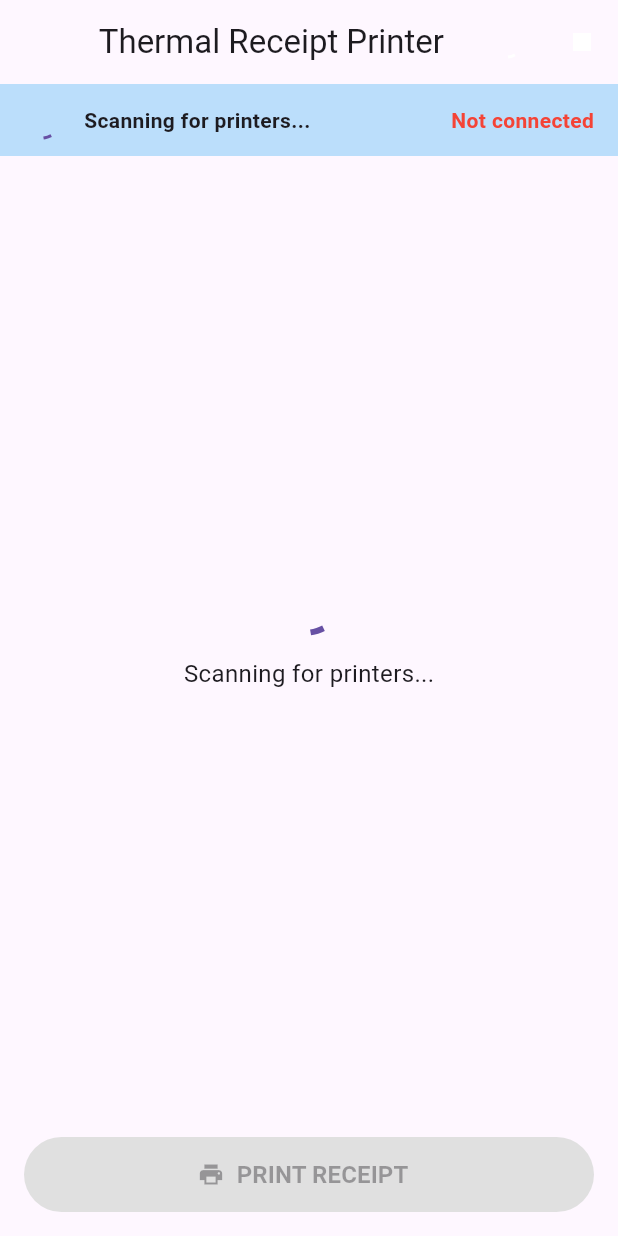
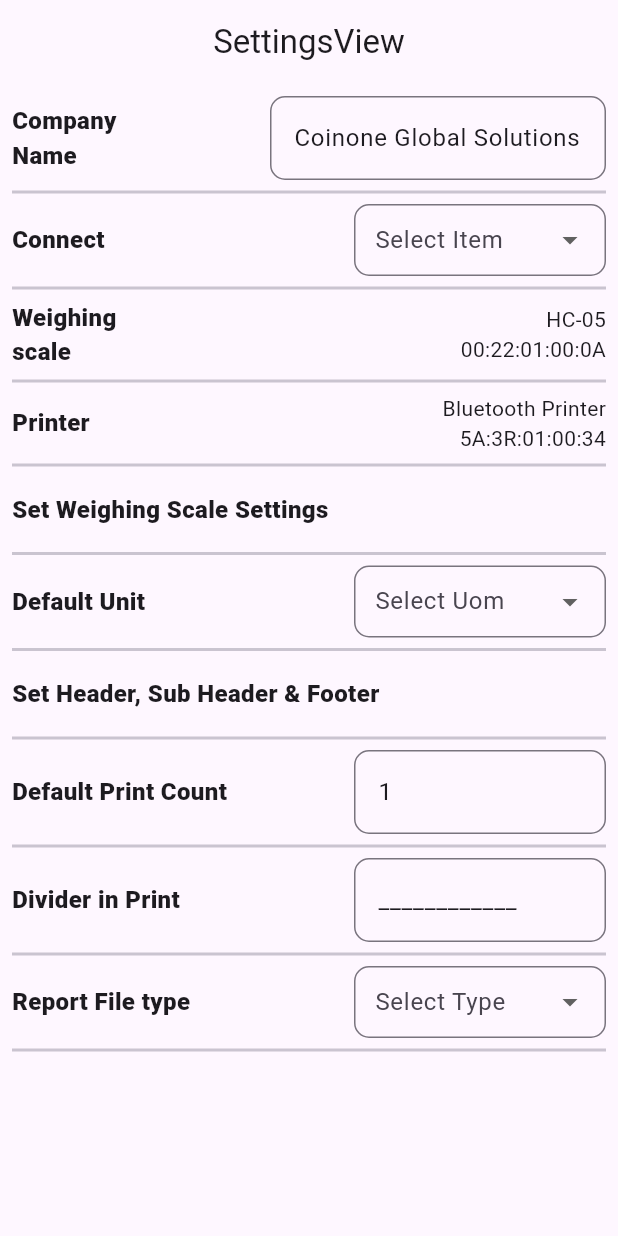
Before and after one commit to alanvarghese52/thermal_receipt, a Flutter app: the screen it shows after launch, on a phone screen of 412 x 824 dp. Run offline on Flutter 3.47's test engine with Material 3 defaults, Android fonts, the phone set to English and light mode, and no system bars; our stand-ins replace get; missing offline and left inert: flutter_thermal_printer.

Commit message:
feat: Implement Settings Screen
This commit introduces the Settings screen, allowing users to configure various application settings.

The following features have been implemented:

- **Settings UI:** A new `SettingsView` has been created with fields for Company Name, Connectivity, Weighing Scale details, Printer details, Default Unit of Measurement (UOM), Default Print Count, Divider in Print, and Report File Type.
- **Settings Controller:** A `SettingsController` manages the state of the settings screen, including handling user input and managing dropdown selections for Connectivity, UOM, and Report type.
- **Settings Binding:** A `SettingsBinding` is used to inject the `SettingsController` into the `SettingsView`.
- **Dropdown Model:** A `DropdownModel` has been added to represent items in dropdown menus.
- **Routing:** The Settings screen is now accessible via the `/settings` route and is set as the initial route of the application for development purposes.
- **Dependency Update:** The `logger` dependency has been removed.
- **UI Enhancement:** The debug banner has been hidden.

```diff
--- /dev/null
+++ b/lib/app/data/models/dummy models.dart
@@ -0,0 +1,6 @@
+class DropdownModel {
+  String id;
+  String name;
+
+  DropdownModel({required this.id, required this.name});
+}
--- /dev/null
+++ b/lib/app/modules/settings/bindings/settings_binding.dart
@@ -0,0 +1,12 @@
+import 'package:get/get.dart';
+
+import '../controllers/settings_controller.dart';
+
+class SettingsBinding extends Bindings {
+  @override
+  void dependencies() {
+    Get.lazyPut<SettingsController>(
+      () => SettingsController(),
+    );
+  }
+}
--- /dev/null
+++ b/lib/app/modules/settings/controllers/settings_controller.dart
@@ -0,0 +1,57 @@
+import 'package:flutter/material.dart';
+import 'package:get/get.dart';
+
+import '../../../data/models/dummy models.dart';
+
+class SettingsController extends GetxController {
+  final companyNameController = TextEditingController();
+  final printCountController = TextEditingController();
+  final dividerTextController = TextEditingController();
+  final Rx<DropdownModel?> selectedConnectivity = Rx<DropdownModel?>(null);
+  final Rx<DropdownModel?> selectedUom = Rx<DropdownModel?>(null);
+  final Rx<DropdownModel?> selectedReport = Rx<DropdownModel?>(null);
+
+  final List<DropdownModel> connectivityItems = [
+    DropdownModel(id: '0', name: 'Both'),
+    DropdownModel(id: '1', name: 'Scale'),
+    DropdownModel(id: '2', name: 'Printer'),
+  ];
+
+  final List<DropdownModel> uomItems = [
+    DropdownModel(id: '0', name: 'KG'),
+    DropdownModel(id: '1', name: 'Grams'),
+  ];
+
+  final List<DropdownModel> reportItems = [
+    DropdownModel(id: '0', name: 'PDF'),
+    DropdownModel(id: '1', name: 'CSV'),
+  ];
+
+  @override
+  void onInit() {
+    super.onInit();
+    companyNameController.text = 'Coinone Global Solutions';
+    printCountController.text = '1';
+    dividerTextController.text = '____________';
+  }
+
+  void onConnectivityChanged(DropdownModel value) {
+    selectedConnectivity.value = value;
+  }
+
+  void onUomChanged(DropdownModel value) {
+    selectedUom.value = value;
+  }
+
+  void onReportChanged(DropdownModel value) {
+    selectedReport.value = value;
+  }
+
+  @override
+  void onClose() {
+    companyNameController.dispose();
+    printCountController.dispose();
+    dividerTextController.dispose();
+    super.onClose();
+  }
+}
--- /dev/null
+++ b/lib/app/modules/settings/views/settings_view.dart
@@ -0,0 +1,436 @@
+import 'package:flutter/material.dart';
+import 'package:get/get.dart';
+
+import '../../../data/models/dummy models.dart';
+import '../controllers/settings_controller.dart';
+
+class SettingsView extends GetView<SettingsController> {
+  const SettingsView({super.key});
+
+  @override
+  Widget build(BuildContext context) {
+    return Scaffold(
+      appBar: AppBar(title: const Text('SettingsView'), centerTitle: true),
+      body: SingleChildScrollView(
+        child: Padding(
+          padding: const EdgeInsets.all(8.0),
+          child: Column(
+            children: [
+              Row(
+                mainAxisAlignment: MainAxisAlignment.spaceBetween,
+                children: [
+                  const Expanded(
+                    flex: 1,
+                    child: Text(
+                      'Company Name',
+                      style: TextStyle(
+                        fontWeight: FontWeight.w800,
+                        fontSize: 16,
+                      ),
+                    ),
+                  ),
+                  const SizedBox(width: 60),
+                  Expanded(
+                    flex: 2,
+                    child: TextFormField(
+                      controller: controller.companyNameController,
+                      cursorColor: Colors.black,
+                      decoration: const InputDecoration(
+                        hintText: 'company name',
+                        hintStyle: TextStyle(color: Colors.grey),
+                        border: OutlineInputBorder(
+                          borderRadius: BorderRadius.all(Radius.circular(10)),
+                          borderSide: BorderSide(color: Colors.black, width: 1),
+                        ),
+                        focusedBorder: OutlineInputBorder(
+                          borderRadius: BorderRadius.all(Radius.circular(10)),
+                          borderSide: BorderSide(color: Colors.black, width: 2),
+                        ),
+                      ),
+                    ),
+                  ),
+                ],
+              ),
+              const Divider(thickness: 2),
+
+              Row(
+                mainAxisAlignment: MainAxisAlignment.spaceBetween,
+                children: [
+                  const Expanded(
+                    flex: 2,
+                    child: Text(
+                      'Connect',
+                      style: TextStyle(
+                        fontWeight: FontWeight.w800,
+                        fontSize: 16,
+                      ),
+                    ),
+                  ),
+                  const SizedBox(width: 60),
+                  Expanded(
+                    flex: 2,
+                    child: Obx(
+                      () => ButtonTheme(
+                        alignedDropdown: true,
+                        child: DropdownButtonFormField<DropdownModel>(
+                          borderRadius: const BorderRadius.all(
+                            Radius.circular(10),
+                          ),
+                          decoration: const InputDecoration(
+                            labelText: 'Select Item',
+                            border: OutlineInputBorder(
+                              borderRadius: BorderRadius.all(
+                                Radius.circular(10),
+                              ),
+                              borderSide: BorderSide(
+                                color: Colors.black,
+                                width: 1,
+                              ),
+                            ),
+                            focusedBorder: OutlineInputBorder(
+                              borderRadius: BorderRadius.all(
+                                Radius.circular(10),
+                              ),
+                              borderSide: BorderSide(
+                                color: Colors.black,
+                                width: 2,
+                              ),
+                            ),
+                            contentPadding: EdgeInsets.symmetric(
+                              horizontal: 10,
+                            ),
+                          ),
+                          value: controller.selectedConnectivity.value,
+                          items:
+                              controller.connectivityItems.map((
+                                DropdownModel item,
+                              ) {
+                                return DropdownMenuItem<DropdownModel>(
+                                  value: item,
+                                  child: Text(item.name),
+                                );
+                              }).toList(),
+                          onChanged: (DropdownModel? newValue) {
+                            if (newValue != null) {
+                              controller.onConnectivityChanged(newValue);
+                            }
+                          },
+                          validator:
+                              (value) =>
+                                  value == null
+                                      ? 'Please select a value'
+                                      : null,
+                        ),
+                      ),
+                    ),
+                  ),
+                ],
+              ),
+              const Divider(thickness: 2),
+
+              Row(
+                mainAxisAlignment: MainAxisAlignment.spaceBetween,
+                children: [
+                  const Expanded(
+                    flex: 1,
+                    child: Text(
+                      'Weighing scale',
+                      style: TextStyle(
+                        fontWeight: FontWeight.w800,
+                        fontSize: 16,
+                      ),
+                    ),
+                  ),
+                  const SizedBox(width: 60),
+                  Expanded(
+                    flex: 2,
+                    child: Column(
+                      crossAxisAlignment: CrossAxisAlignment.end,
+                      children: const [Text('HC-05'), Text('00:22:01:00:0A')],
+                    ),
+                  ),
+                ],
+              ),
+              const Divider(thickness: 2),
+              Row(
+                mainAxisAlignment: MainAxisAlignment.spaceBetween,
+                children: [
+                  const Expanded(
+                    flex: 1,
+                    child: Text(
+                      'Printer',
+                      style: TextStyle(
+                        fontWeight: FontWeight.w800,
+                        fontSize: 16,
+                      ),
+                    ),
+                  ),
+                  const SizedBox(width: 60),
+                  Expanded(
+                    flex: 2,
+                    child: Column(
+                      crossAxisAlignment: CrossAxisAlignment.end,
+                      children: const [
+                        Text('Bluetooth Printer'),
+                        Text('5A:3R:01:00:34'),
+                      ],
+                    ),
+                  ),
+                ],
+              ),
+              const Divider(thickness: 2),
+              Row(
+                mainAxisAlignment: MainAxisAlignment.start,
+                children: [
+                  Padding(
+                    padding: const EdgeInsets.symmetric(vertical: 10.0),
+                    child: Text(
+                      'Set Weighing Scale Settings',
+                      style: TextStyle(
+                        fontWeight: FontWeight.w800,
+                        fontSize: 16,
+                      ),
+                    ),
+                  ),
+                ],
+              ),
+              const Divider(thickness: 2),
+              Row(
+                mainAxisAlignment: MainAxisAlignment.spaceBetween,
+                children: [
+                  const Expanded(
+                    flex: 2,
+                    child: Text(
+                      'Default Unit',
+                      style: TextStyle(
+                        fontWeight: FontWeight.w800,
+                        fontSize: 16,
+                      ),
+                    ),
+                  ),
+                  const SizedBox(width: 60),
+                  Expanded(
+                    flex: 2,
+                    child: Obx(
+                      () => ButtonTheme(
+                        alignedDropdown: true,
+                        child: DropdownButtonFormField<DropdownModel>(
+                          borderRadius: const BorderRadius.all(
+                            Radius.circular(10),
+                          ),
+                          decoration: const InputDecoration(
+                            labelText: 'Select Uom',
+                            border: OutlineInputBorder(
+                              borderRadius: BorderRadius.all(
+                                Radius.circular(10),
+                              ),
+                              borderSide: BorderSide(
+                                color: Colors.black,
+                                width: 1,
+                              ),
+                            ),
+                            focusedBorder: OutlineInputBorder(
+                              borderRadius: BorderRadius.all(
+                                Radius.circular(10),
+                              ),
+                              borderSide: BorderSide(
+                                color: Colors.black,
+                                width: 2,
+                              ),
+                            ),
+                            contentPadding: EdgeInsets.symmetric(
+                              horizontal: 10,
+                            ),
+                          ),
+                          value: controller.selectedUom.value,
+                          items:
+                              controller.uomItems.map((DropdownModel item) {
+                                return DropdownMenuItem<DropdownModel>(
+                                  value: item,
+                                  child: Text(item.name),
+                                );
+                              }).toList(),
+                          onChanged: (DropdownModel? newValue) {
+                            if (newValue != null) {
+                              controller.onUomChanged(newValue);
+                            }
+                          },
+                          validator:
+                              (value) =>
+                                  value == null
+                                      ? 'Please select a value'
+                                      : null,
+                        ),
+                      ),
+                    ),
+                  ),
+                ],
+              ),
+              const Divider(thickness: 2),
+              Row(
+                mainAxisAlignment: MainAxisAlignment.start,
+                children: [
+                  Padding(
+                    padding: const EdgeInsets.symmetric(vertical: 10.0),
+                    child: Text(
+                      'Set Header, Sub Header & Footer',
+                      style: TextStyle(
+                        fontWeight: FontWeight.w800,
+                        fontSize: 16,
+                      ),
+                    ),
+                  ),
+                ],
+              ),
+              const Divider(thickness: 2),
+              Row(
+                mainAxisAlignment: MainAxisAlignment.spaceBetween,
+                children: [
+                  const Expanded(
+                    flex: 2,
+                    child: Text(
+                      'Default Print Count',
+                      style: TextStyle(
+                        fontWeight: FontWeight.w800,
+                        fontSize: 16,
+                      ),
+                    ),
+                  ),
+                  const SizedBox(width: 60),
+                  Expanded(
+                    flex: 2,
+                    child: TextFormField(
+                      controller: controller.printCountController,
+                      cursorColor: Colors.black,
+                      decoration: const InputDecoration(
+                        hintText: 'print count',
+                        hintStyle: TextStyle(color: Colors.grey),
+                        border: OutlineInputBorder(
+                          borderRadius: BorderRadius.all(Radius.circular(10)),
+                          borderSide: BorderSide(color: Colors.black, width: 1),
+                        ),
+                        focusedBorder: OutlineInputBorder(
+                          borderRadius: BorderRadius.all(Radius.circular(10)),
+                          borderSide: BorderSide(color: Colors.black, width: 2),
+                        ),
+                      ),
+                    ),
+                  ),
+                ],
+              ),
+              const Divider(thickness: 2),
+              Row(
+                mainAxisAlignment: MainAxisAlignment.spaceBetween,
+                children: [
+                  const Expanded(
+                    flex: 2,
+                    child: Text(
+                      'Divider in Print',
+                      style: TextStyle(
+                        fontWeight: FontWeight.w800,
+                        fontSize: 16,
+                      ),
+                    ),
+                  ),
+                  const SizedBox(width: 60),
+                  Expanded(
+                    flex: 2,
+                    child: TextFormField(
+                      controller: controller.dividerTextController,
+                      cursorColor: Colors.black,
+                      decoration: const InputDecoration(
+                        hintText: 'divider text',
+                        hintStyle: TextStyle(color: Colors.grey),
+                        border: OutlineInputBorder(
+                          borderRadius: BorderRadius.all(Radius.circular(10)),
+                          borderSide: BorderSide(color: Colors.black, width: 1),
+                        ),
+                        focusedBorder: OutlineInputBorder(
+                          borderRadius: BorderRadius.all(Radius.circular(10)),
+                          borderSide: BorderSide(color: Colors.black, width: 2),
+                        ),
+                      ),
+                    ),
+                  ),
+                ],
+              ),
+              const Divider(thickness: 2),
+              Row(
+                mainAxisAlignment: MainAxisAlignment.spaceBetween,
+                children: [
+                  const Expanded(
+                    flex: 2,
+                    child: Text(
+                      'Report File type',
+                      style: TextStyle(
+                        fontWeight: FontWeight.w800,
+                        fontSize: 16,
+                      ),
+                    ),
+                  ),
+                  const SizedBox(width: 60),
+                  Expanded(
+                    flex: 2,
+                    child: Obx(
+                      () => ButtonTheme(
+                        alignedDropdown: true,
+                        child: DropdownButtonFormField<DropdownModel>(
+                          borderRadius: const BorderRadius.all(
+                            Radius.circular(10),
+                          ),
+                          decoration: const InputDecoration(
+                            labelText: 'Select Type',
+                            border: OutlineInputBorder(
+                              borderRadius: BorderRadius.all(
+                                Radius.circular(10),
+                              ),
+                              borderSide: BorderSide(
+                                color: Colors.black,
+                                width: 1,
+                              ),
+                            ),
+                            focusedBorder: OutlineInputBorder(
+                              borderRadius: BorderRadius.all(
+                                Radius.circular(10),
+                              ),
+                              borderSide: BorderSide(
+                                color: Colors.black,
+                                width: 2,
+                              ),
+                            ),
+                            contentPadding: EdgeInsets.symmetric(
+                              horizontal: 10,
+                            ),
+                          ),
+                          value: controller.selectedReport.value,
+                          items:
+                              controller.reportItems.map((DropdownModel item) {
+                                return DropdownMenuItem<DropdownModel>(
+                                  value: item,
+                                  child: Text(item.name),
+                                );
+                              }).toList(),
+                          onChanged: (DropdownModel? newValue) {
+                            if (newValue != null) {
+                              controller.onReportChanged(newValue);
+                            }
+                          },
+                          validator:
+                              (value) =>
+                                  value == null
+                                      ? 'Please select a value'
+                                      : null,
+                        ),
+                      ),
+                    ),
+                  ),
+                ],
+              ),
+              const Divider(thickness: 2),
+            ],
+          ),
+        ),
+      ),
+    );
+  }
+}
--- a/lib/app/routes/app_pages.dart
+++ b/lib/app/routes/app_pages.dart
@@ -2,13 +2,15 @@ import 'package:get/get.dart';
 
 import '../modules/home/bindings/home_binding.dart';
 import '../modules/home/views/home_view.dart';
+import '../modules/settings/bindings/settings_binding.dart';
+import '../modules/settings/views/settings_view.dart';
 
 part 'app_routes.dart';
 
 class AppPages {
   AppPages._();
 
-  static const INITIAL = Routes.HOME;
+  static const INITIAL = Routes.SETTINGS;
 
   static final routes = [
     GetPage(
@@ -16,5 +18,10 @@ class AppPages {
       page: () => const HomeView(),
       binding: HomeBinding(),
     ),
+    GetPage(
+      name: _Paths.SETTINGS,
+      page: () => const SettingsView(),
+      binding: SettingsBinding(),
+    ),
   ];
 }
--- a/lib/app/routes/app_routes.dart
+++ b/lib/app/routes/app_routes.dart
@@ -4,9 +4,11 @@ part of 'app_pages.dart';
 abstract class Routes {
   Routes._();
   static const HOME = _Paths.HOME;
+  static const SETTINGS = _Paths.SETTINGS;
 }
 
 abstract class _Paths {
   _Paths._();
   static const HOME = '/home';
+  static const SETTINGS = '/settings';
 }
--- a/lib/main.dart
+++ b/lib/main.dart
@@ -1,5 +1,6 @@
 import 'package:flutter/material.dart';
 import 'package:get/get.dart';
+
 import 'app/routes/app_pages.dart';
 
 void main() {
@@ -8,6 +9,7 @@ void main() {
       title: "Application",
       initialRoute: AppPages.INITIAL,
       getPages: AppPages.routes,
+      debugShowCheckedModeBanner: false,
     ),
   );
 }
--- a/pubspec.yaml
+++ b/pubspec.yaml
@@ -16,7 +16,6 @@ dependencies:
   get: ^4.7.2
   flutter_thermal_printer: ^1.2.1+1
   permission_handler: ^12.0.0+1
-  logger: ^2.5.0
 
 dev_dependencies:
   flutter_test:
```
Also changed, not shown: pubspec.lock.
